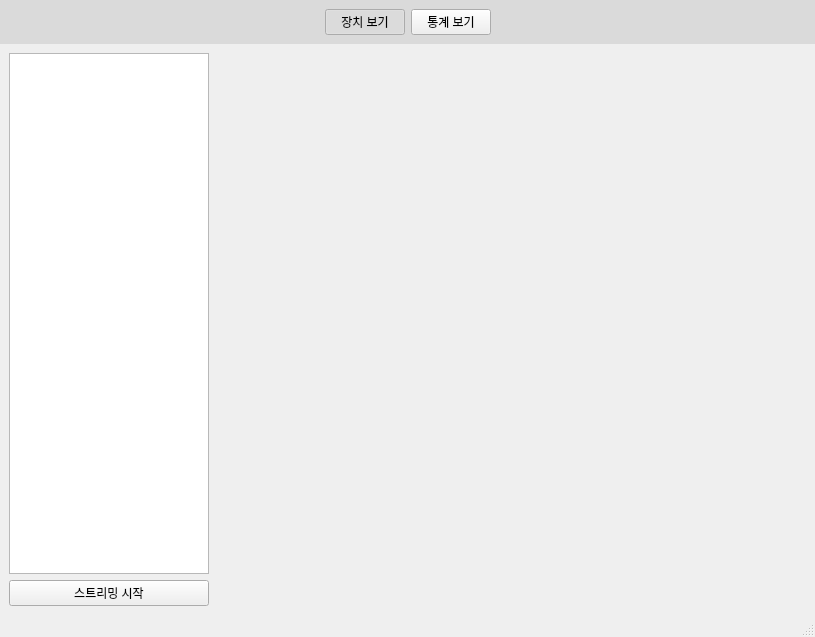
VEDA-EAGLES/smart_zone_client, file ui/mainwindow.ui: the form before one commit.
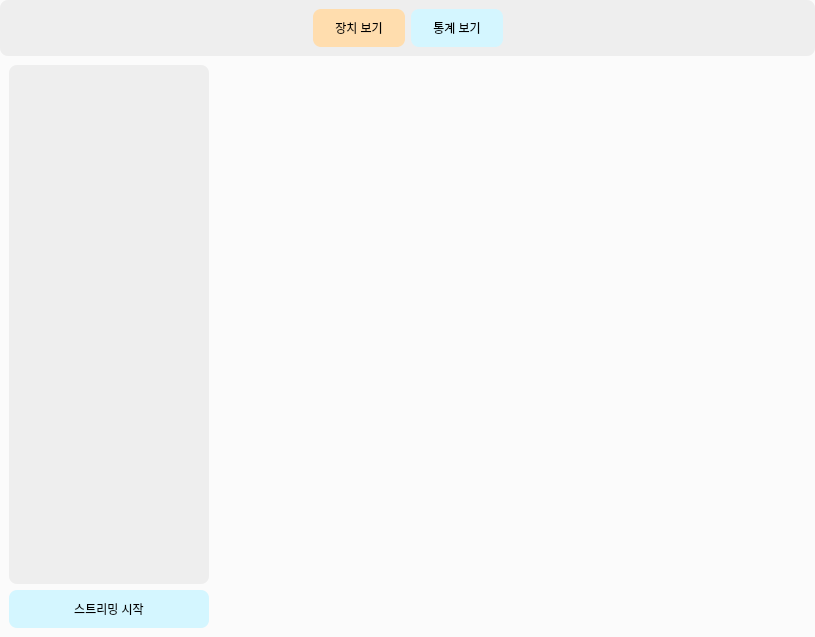
The form after the commit. The open tabs and pages were chosen to show the change.

Commit message: style: 메인 윈도우 스타일 시트 추가 및 개선

Diff of the .ui file:
```diff
--- a/ui/mainwindow.ui
+++ b/ui/mainwindow.ui
@@ -13,11 +13,105 @@
   <property name="windowTitle">
    <string>MainWindow</string>
   </property>
+  <property name="styleSheet">
+   <string notr="true">/*////////////////////////////////////////////////////////////////////////////////*/
+QWidget {
+    background-color: rgb(251, 251, 251);
+    font-family:  '나눔고딕', sans-serif;
+    font-size: 12px; 
+}
+
+/* 상단 헤더 스타일 */
+#headWidget {
+    background-color: rgb(238, 238, 238);
+	border-radius: 8px;
+}
+
+QPushButton {
+	background-color: rgb(212, 246, 255);	
+	border: none;
+	padding: 4px 6px;
+    min-height: 30px;
+    min-width: 80px;
+	color: black;
+	border-radius: 8px;
+	transition: all 2s ease;
+}
+
+QPushButton:hover {
+	background-color: rgb(191, 221, 229);
+}
+
+QPushButton:pressed {
+	background-color: rgb(172, 199, 206);
+}
+
+QPushButton:checked {
+	background-color: rgb(255, 221, 174);
+}
+
+QPushButton:disabled {
+	background-color: rgba(212, 246, 255, 90);
+	color: rgba(0, 0, 0, 90);
+}
+
+/* 리스트 위젯 */
+QListWidget {
+/*    background-color: rgb(251, 251, 251);*/
+    background-color: rgb(238, 238, 238);
+ /*   border: 2px solid rgb(226, 226, 226);*/
+    border-radius: 8px;
+    padding: 6px;
+}
+
+QListWidget::item {
+    padding: 6px;
+    border-bottom: 1px solid rgb(226, 226, 226);
+    min-height: 30px;
+    border-radius: 6px;
+}
+
+QListWidget::item:hover {
+    background-color: rgb(226, 226, 226);
+}
+
+QListWidget::item:selected {
+    background-color: rgb(255, 221, 174);
+	color: black;
+}
+
+/* 스크롤바 */
+QScrollBar:vertical {
+    width: 8px;
+    background-color: #e9ecef;
+    border-radius: 4px;
+}
+
+QScrollBar::handle:vertical {
+    background-color: #adb5bd;
+    border-radius: 4px;
+}
+
+QScrollBar::handle:vertical:hover {
+    background-color: #868e96;
+}
+
+QGraphicsView {
+	background-color: rgb(255, 255, 255);
+	border-radius: 8px;
+}
+
+/* 반응형 여백 */
+QWidget[native=&quot;true&quot;] {
+    margin: 6px;
+    padding: 4px;
+}
+
+</string>
+  </property>
   <widget class="QWidget" name="centralwidget">
    <property name="styleSheet">
-    <string notr="true">QWidget#headWidget {
-	background-color: rgb(218, 218, 218);
-}</string>
+    <string notr="true"/>
    </property>
    <layout class="QVBoxLayout" name="verticalLayout">
     <property name="spacing">
@@ -43,6 +137,12 @@
         <verstretch>0</verstretch>
        </sizepolicy>
       </property>
+      <property name="minimumSize">
+       <size>
+        <width>0</width>
+        <height>0</height>
+       </size>
+      </property>
       <layout class="QHBoxLayout" name="horizontalLayout_3">
        <item alignment="Qt::AlignRight">
         <widget class="QPushButton" name="deviceButton">
@@ -126,7 +226,9 @@
             <widget class="QListWidget" name="listWidget">
              <property name="font">
               <font>
-               <pointsize>14</pointsize>
+               <family>나눔고딕</family>
+               <pointsize>-1</pointsize>
+               <hintingpreference>PreferFullHinting</hintingpreference>
               </font>
              </property>
             </widget>
@@ -193,7 +295,20 @@
            </layout>
           </widget>
           <widget class="QWidget" name="graphPage">
-           <layout class="QVBoxLayout" name="verticalLayout_4"/>
+           <layout class="QVBoxLayout" name="verticalLayout_4">
+            <property name="leftMargin">
+             <number>0</number>
+            </property>
+            <property name="topMargin">
+             <number>0</number>
+            </property>
+            <property name="rightMargin">
+             <number>0</number>
+            </property>
+            <property name="bottomMargin">
+             <number>0</number>
+            </property>
+           </layout>
           </widget>
          </widget>
         </item>
@@ -206,17 +321,6 @@
     </item>
    </layout>
   </widget>
-  <widget class="QMenuBar" name="menubar">
-   <property name="geometry">
-    <rect>
-     <x>0</x>
-     <y>0</y>
-     <width>800</width>
-     <height>22</height>
-    </rect>
-   </property>
-  </widget>
-  <widget class="QStatusBar" name="statusbar"/>
   <action name="actionstart">
    <property name="text">
     <string>start</string>
```
